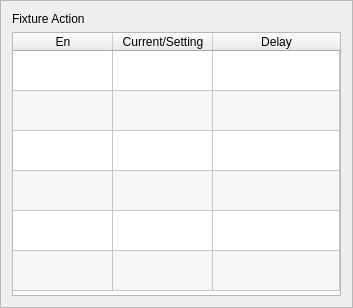
Qt form hcinstruction/ichcfixturepage.ui (GaussCheng/2-5AxisPunch) before a commit.
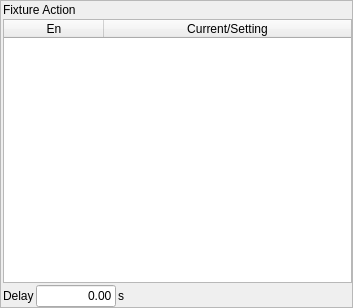
The same form after that commit. Icons and pictures are not drawn. Custom widgets are drawn as their Qt base class.

Patch:
```diff
--- a/hcinstruction/ichcfixturepage.ui
+++ b/hcinstruction/ichcfixturepage.ui
@@ -20,6 +20,21 @@
    <enum>QFrame::Raised</enum>
   </property>
   <layout class="QVBoxLayout" name="verticalLayout">
+   <property name="spacing">
+    <number>2</number>
+   </property>
+   <property name="leftMargin">
+    <number>2</number>
+   </property>
+   <property name="topMargin">
+    <number>2</number>
+   </property>
+   <property name="rightMargin">
+    <number>0</number>
+   </property>
+   <property name="bottomMargin">
+    <number>0</number>
+   </property>
    <item>
     <widget class="QLabel" name="label">
      <property name="text">
@@ -111,36 +126,6 @@
      <attribute name="verticalHeaderStretchLastSection">
       <bool>false</bool>
      </attribute>
-     <row>
-      <property name="text">
-       <string>Fixture1</string>
-      </property>
-     </row>
-     <row>
-      <property name="text">
-       <string>Fixture2</string>
-      </property>
-     </row>
-     <row>
-      <property name="text">
-       <string>Fixture3</string>
-      </property>
-     </row>
-     <row>
-      <property name="text">
-       <string>Fixture4</string>
-      </property>
-     </row>
-     <row>
-      <property name="text">
-       <string>Sucker1</string>
-      </property>
-     </row>
-     <row>
-      <property name="text">
-       <string>Sucker2</string>
-      </property>
-     </row>
      <column>
       <property name="text">
        <string>En</string>
@@ -154,99 +139,64 @@
        <string>Current/Setting</string>
       </property>
      </column>
-     <column>
-      <property name="text">
-       <string>Delay</string>
-      </property>
-     </column>
-     <item row="0" column="0">
-      <property name="text">
-       <string/>
-      </property>
-      <property name="textAlignment">
-       <set>AlignHCenter|AlignVCenter|AlignCenter</set>
-      </property>
-      <property name="checkState">
-       <enum>Unchecked</enum>
-      </property>
-      <property name="flags">
-       <set>ItemIsSelectable|ItemIsUserCheckable|ItemIsEnabled</set>
-      </property>
-     </item>
-     <item row="0" column="1">
-      <property name="text">
-       <string/>
-      </property>
-     </item>
-     <item row="1" column="0">
-      <property name="text">
-       <string/>
-      </property>
-      <property name="checkState">
-       <enum>Unchecked</enum>
-      </property>
-     </item>
-     <item row="1" column="1">
-      <property name="text">
-       <string/>
-      </property>
-     </item>
-     <item row="2" column="0">
-      <property name="text">
-       <string/>
-      </property>
-      <property name="checkState">
-       <enum>Unchecked</enum>
-      </property>
-     </item>
-     <item row="2" column="1">
-      <property name="text">
-       <string/>
-      </property>
-     </item>
-     <item row="3" column="0">
-      <property name="text">
-       <string/>
-      </property>
-      <property name="checkState">
-       <enum>Unchecked</enum>
-      </property>
-     </item>
-     <item row="3" column="1">
-      <property name="text">
-       <string/>
-      </property>
-     </item>
-     <item row="4" column="0">
-      <property name="text">
-       <string/>
-      </property>
-      <property name="checkState">
-       <enum>Unchecked</enum>
-      </property>
-     </item>
-     <item row="4" column="1">
-      <property name="text">
-       <string/>
-      </property>
-     </item>
-     <item row="5" column="0">
-      <property name="text">
-       <string/>
-      </property>
-      <property name="checkState">
-       <enum>Unchecked</enum>
-      </property>
-     </item>
-     <item row="5" column="1">
-      <property name="text">
-       <string/>
-      </property>
-     </item>
     </widget>
    </item>
+   <item>
+    <layout class="QHBoxLayout" name="horizontalLayout">
+     <item>
+      <widget class="QLabel" name="label_2">
+       <property name="text">
+        <string>Delay</string>
+       </property>
+      </widget>
+     </item>
+     <item>
+      <widget class="ICLineEditWithVirtualNumericKeypad" name="delayEdit">
+       <property name="maximumSize">
+        <size>
+         <width>80</width>
+         <height>16777215</height>
+        </size>
+       </property>
+       <property name="text">
+        <string>0.00</string>
+       </property>
+       <property name="alignment">
+        <set>Qt::AlignRight|Qt::AlignTrailing|Qt::AlignVCenter</set>
+       </property>
+      </widget>
+     </item>
+     <item>
+      <widget class="QLabel" name="label_3">
+       <property name="text">
+        <string>s</string>
+       </property>
+      </widget>
+     </item>
+     <item>
+      <spacer name="horizontalSpacer">
+       <property name="orientation">
+        <enum>Qt::Horizontal</enum>
+       </property>
+       <property name="sizeHint" stdset="0">
+        <size>
+         <width>40</width>
+         <height>20</height>
+        </size>
+       </property>
+      </spacer>
+     </item>
+    </layout>
+   </item>
   </layout>
  </widget>
+ <customwidgets>
+  <customwidget>
+   <class>ICLineEditWithVirtualNumericKeypad</class>
+   <extends>QLineEdit</extends>
+   <header>iclineeditwithvirtualnumerickeypad.h</header>
+  </customwidget>
+ </customwidgets>
  <resources/>
  <connections/>
 </ui>
```
Left out of the diff: 10 changed lines with no effect on the pictures.
